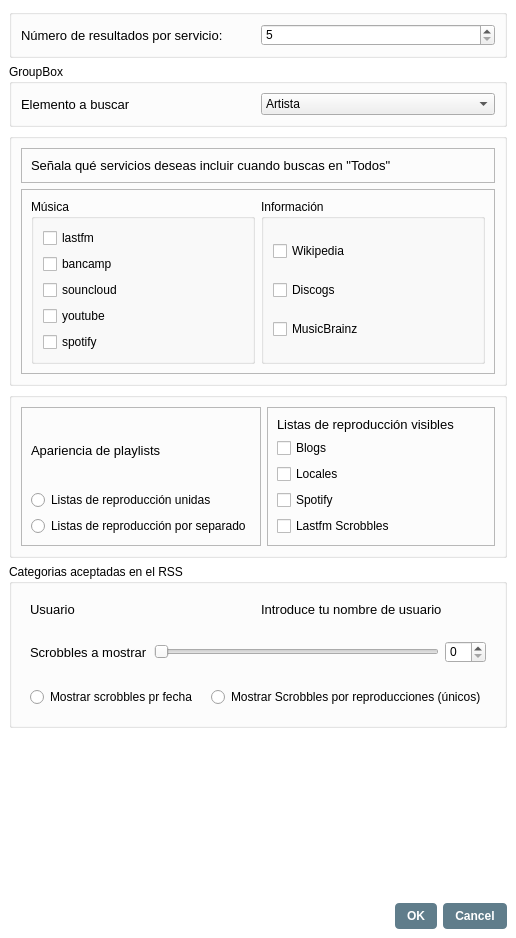
Before: the Qt Designer form ui/url_playlist_advanced_settings_dialog.ui in volteret4/mfuz, drawn with Qt 5.
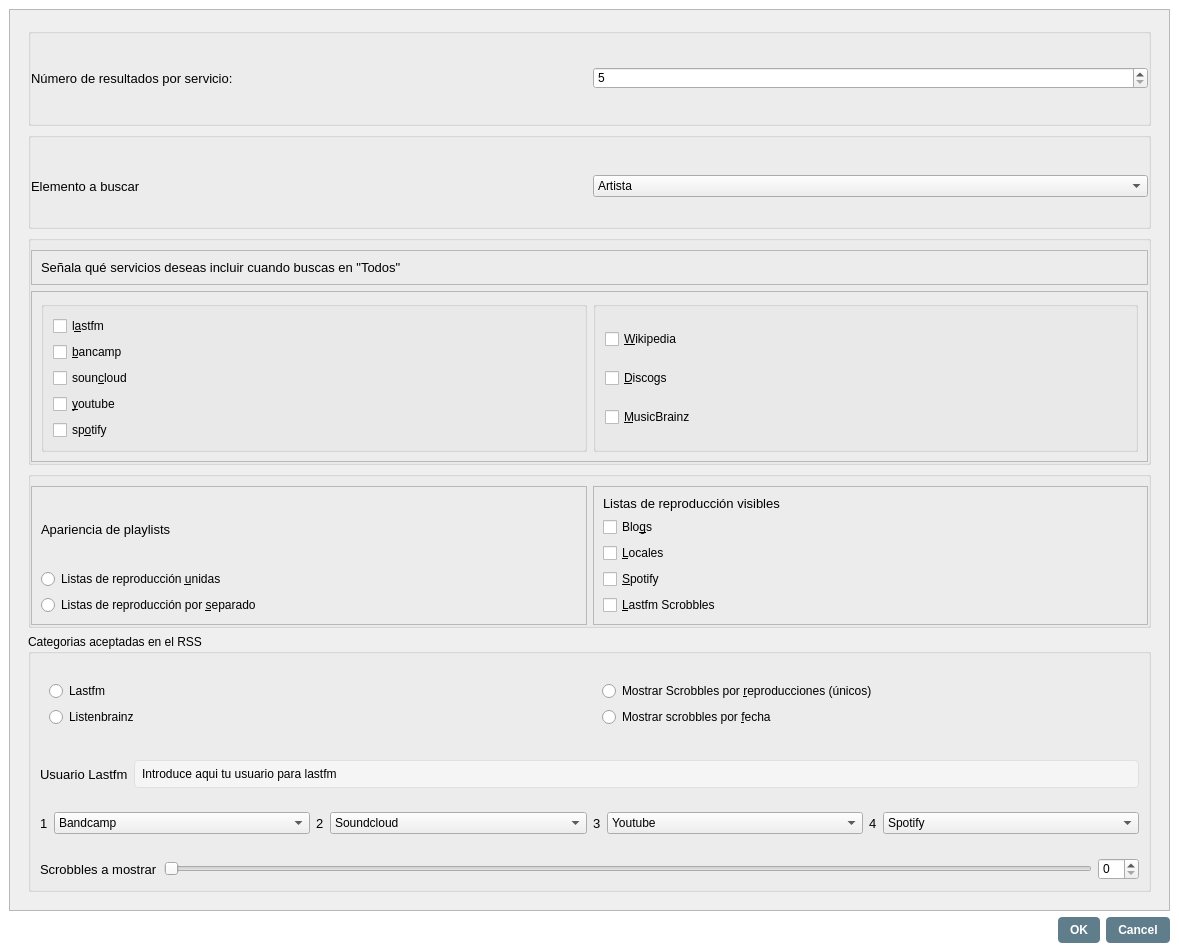
After: the same form once the commit is applied. Icons and pictures are not drawn.

Commit message: url_playlist, añadiendo info de scrobbles en base de datos

```diff
--- a/ui/url_playlist_advanced_settings_dialog.ui
+++ b/ui/url_playlist_advanced_settings_dialog.ui
@@ -6,8 +6,8 @@
    <rect>
     <x>0</x>
     <y>0</y>
-    <width>516</width>
-    <height>938</height>
+    <width>1179</width>
+    <height>952</height>
    </rect>
   </property>
   <property name="minimumSize">
@@ -109,11 +109,41 @@
      </property>
      <layout class="QVBoxLayout" name="verticalLayout_2">
       <item>
+       <widget class="QScrollArea" name="scrollArea">
+        <property name="widgetResizable">
+         <bool>true</bool>
+        </property>
+        <widget class="QWidget" name="scrollAreaWidgetContents">
+         <property name="geometry">
+          <rect>
+           <x>0</x>
+           <y>0</y>
+           <width>1159</width>
+           <height>897</height>
+          </rect>
+         </property>
+         <layout class="QVBoxLayout" name="verticalLayout">
+          <item>
+           <widget class="QWidget" name="widget_4" native="true">
+            <layout class="QVBoxLayout" name="verticalLayout_11">
+             <item>
        <widget class="QGroupBox" name="num_servicios">
         <property name="title">
          <string/>
         </property>
         <layout class="QHBoxLayout" name="horizontalLayout">
+                <property name="leftMargin">
+                 <number>0</number>
+                </property>
+                <property name="topMargin">
+                 <number>0</number>
+                </property>
+                <property name="rightMargin">
+                 <number>0</number>
+                </property>
+                <property name="bottomMargin">
+                 <number>0</number>
+                </property>
          <item>
           <widget class="QLabel" name="num_servicios_label">
            <property name="text">
@@ -137,9 +167,18 @@
       <item>
        <widget class="QGroupBox" name="tipo_group">
         <property name="title">
-         <string>GroupBox</string>
+                <string/>
         </property>
         <layout class="QHBoxLayout" name="horizontalLayout_2">
+                <property name="leftMargin">
+                 <number>0</number>
+                </property>
+                <property name="rightMargin">
+                 <number>0</number>
+                </property>
+                <property name="bottomMargin">
+                 <number>0</number>
+                </property>
          <item>
           <widget class="QLabel" name="label">
            <property name="text">
@@ -180,6 +219,15 @@
          <string/>
         </property>
         <layout class="QVBoxLayout" name="verticalLayout_5">
+                <property name="leftMargin">
+                 <number>0</number>
+                </property>
+                <property name="rightMargin">
+                 <number>0</number>
+                </property>
+                <property name="bottomMargin">
+                 <number>0</number>
+                </property>
          <item>
           <widget class="QFrame" name="frame_3">
            <property name="frameShape">
@@ -211,13 +259,13 @@
             <item>
              <widget class="QGroupBox" name="servicios_musica">
               <property name="title">
-               <string>Música</string>
+                      <string/>
               </property>
               <layout class="QVBoxLayout" name="verticalLayout_6">
                <item>
                 <widget class="QCheckBox" name="lastfm_check">
                  <property name="text">
-                  <string>lastfm</string>
+                         <string>l&amp;astfm</string>
                  </property>
                  <property name="icon">
                   <iconset resource="../images.qrc">
@@ -228,7 +276,7 @@
                <item>
                 <widget class="QCheckBox" name="bandcamp_check">
                  <property name="text">
-                  <string>bancamp</string>
+                         <string>&amp;bancamp</string>
                  </property>
                  <property name="icon">
                   <iconset resource="../images.qrc">
@@ -245,7 +293,7 @@
                   </sizepolicy>
                  </property>
                  <property name="text">
-                  <string>souncloud</string>
+                         <string>soun&amp;cloud</string>
                  </property>
                  <property name="icon">
                   <iconset resource="../images.qrc">
@@ -256,7 +304,7 @@
                <item>
                 <widget class="QCheckBox" name="youtube_check">
                  <property name="text">
-                  <string>youtube</string>
+                         <string>&amp;youtube</string>
                  </property>
                  <property name="icon">
                   <iconset resource="../images.qrc">
@@ -267,7 +315,7 @@
                <item>
                 <widget class="QCheckBox" name="spotify_check">
                  <property name="text">
-                  <string>spotify</string>
+                         <string>sp&amp;otify</string>
                  </property>
                  <property name="icon">
                   <iconset resource="../images.qrc">
@@ -287,13 +335,13 @@
                </sizepolicy>
               </property>
               <property name="title">
-               <string>Información</string>
+                      <string/>
               </property>
               <layout class="QVBoxLayout" name="verticalLayout_3">
                <item>
                 <widget class="QCheckBox" name="wikipedia_check">
                  <property name="text">
-                  <string>Wikipedia</string>
+                         <string>&amp;Wikipedia</string>
                  </property>
                  <property name="icon">
                   <iconset resource="../images.qrc">
@@ -304,7 +352,7 @@
                <item>
                 <widget class="QCheckBox" name="discogs_check">
                  <property name="text">
-                  <string>Discogs</string>
+                         <string>&amp;Discogs</string>
                  </property>
                  <property name="icon">
                   <iconset resource="../images.qrc">
@@ -315,7 +363,7 @@
                <item>
                 <widget class="QCheckBox" name="checkBox">
                  <property name="text">
-                  <string>MusicBrainz</string>
+                         <string>&amp;MusicBrainz</string>
                  </property>
                  <property name="icon">
                   <iconset resource="../images.qrc">
@@ -338,6 +386,15 @@
          <string/>
         </property>
         <layout class="QHBoxLayout" name="horizontalLayout_5">
+                <property name="leftMargin">
+                 <number>0</number>
+                </property>
+                <property name="rightMargin">
+                 <number>0</number>
+                </property>
+                <property name="bottomMargin">
+                 <number>0</number>
+                </property>
          <item>
           <widget class="QFrame" name="radio_buttons">
            <property name="frameShape">
@@ -357,14 +414,14 @@
             <item>
              <widget class="QRadioButton" name="pl_unidas">
               <property name="text">
-               <string>Listas de reproducción unidas</string>
+                      <string>Listas de reproducción &amp;unidas</string>
               </property>
              </widget>
             </item>
             <item>
              <widget class="QRadioButton" name="pl_separadas">
               <property name="text">
-               <string>Listas de reproducción por separado</string>
+                      <string>Listas de reproducción por &amp;separado</string>
               </property>
              </widget>
             </item>
@@ -390,28 +447,44 @@
             <item>
              <widget class="QCheckBox" name="blogs_checkbox">
               <property name="text">
-               <string>Blogs</string>
+                      <string>Blo&amp;gs</string>
+                     </property>
+                     <property name="icon">
+                      <iconset resource="../images.qrc">
+                       <normaloff>:/services/rss</normaloff>:/services/rss</iconset>
               </property>
              </widget>
             </item>
             <item>
              <widget class="QCheckBox" name="locale_checkbox">
               <property name="text">
-               <string>Locales</string>
+                      <string>&amp;Locales</string>
+                     </property>
+                     <property name="icon">
+                      <iconset resource="../images.qrc">
+                       <normaloff>:/services/plslove</normaloff>:/services/plslove</iconset>
               </property>
              </widget>
             </item>
             <item>
              <widget class="QCheckBox" name="sp_checkbox">
               <property name="text">
-               <string>Spotify</string>
+                      <string>&amp;Spotify</string>
+                     </property>
+                     <property name="icon">
+                      <iconset resource="../images.qrc">
+                       <normaloff>:/services/spotify</normaloff>:/services/spotify</iconset>
               </property>
              </widget>
             </item>
             <item>
              <widget class="QCheckBox" name="lastfm_checkbox">
               <property name="text">
-               <string>Lastfm Scrobbles</string>
+                      <string>&amp;Lastfm Scrobbles</string>
+                     </property>
+                     <property name="icon">
+                      <iconset resource="../images.qrc">
+                       <normaloff>:/services/lastfm</normaloff>:/services/lastfm</iconset>
               </property>
              </widget>
             </item>
@@ -427,24 +500,311 @@
          <string>Categorias aceptadas en el RSS</string>
         </property>
         <layout class="QVBoxLayout" name="verticalLayout_4">
+                <property name="leftMargin">
+                 <number>0</number>
+                </property>
+                <property name="rightMargin">
+                 <number>0</number>
+                </property>
+                <property name="bottomMargin">
+                 <number>0</number>
+                </property>
+                <item>
+                 <widget class="QWidget" name="widget" native="true">
+                  <layout class="QHBoxLayout" name="horizontalLayout_6">
+                   <item>
+                    <widget class="QWidget" name="agents" native="true">
+                     <layout class="QVBoxLayout" name="verticalLayout_9">
+                      <item>
+                       <widget class="QRadioButton" name="lastfm_agent">
+                        <property name="text">
+                         <string>Lastfm</string>
+                        </property>
+                        <property name="icon">
+                         <iconset resource="../images.qrc">
+                          <normaloff>:/services/lastfm</normaloff>:/services/lastfm</iconset>
+                        </property>
+                       </widget>
+                      </item>
+                      <item>
+                       <widget class="QRadioButton" name="listenbrainz_agent">
+                        <property name="text">
+                         <string>Listenbrainz</string>
+                        </property>
+                        <property name="icon">
+                         <iconset resource="../images.qrc">
+                          <normaloff>:/services/mb</normaloff>:/services/mb</iconset>
+                        </property>
+                       </widget>
+                      </item>
+                     </layout>
+                    </widget>
+                   </item>
+                   <item>
+                    <widget class="QWidget" name="mostrar_scrobbles" native="true">
+                     <layout class="QVBoxLayout" name="verticalLayout_10">
+                      <item>
+                       <widget class="QRadioButton" name="scrobbles_reproducciones">
+                        <property name="text">
+                         <string>Mostrar Scrobbles por &amp;reproducciones (únicos)</string>
+                        </property>
+                       </widget>
+                      </item>
+                      <item>
+                       <widget class="QRadioButton" name="scrobbles_fecha">
+                        <property name="text">
+                         <string>Mostrar scrobbles por &amp;fecha</string>
+                        </property>
+                       </widget>
+                      </item>
+                     </layout>
+                    </widget>
+                   </item>
+                  </layout>
+                 </widget>
+                </item>
          <item>
           <widget class="QWidget" name="usuario_widget" native="true">
            <layout class="QHBoxLayout" name="horizontalLayout_10">
             <item>
              <widget class="QLabel" name="usuario_label">
               <property name="text">
-               <string>Usuario</string>
+                      <string>Usuario Lastfm</string>
               </property>
              </widget>
             </item>
             <item>
-             <widget class="QLabel" name="entrada_usuario">
+                    <widget class="QLineEdit" name="entrada_usuario">
               <property name="text">
-               <string>Introduce tu nombre de usuario</string>
-              </property>
-              <property name="textInteractionFlags">
-               <set>Qt::TextInteractionFlag::LinksAccessibleByMouse|Qt::TextInteractionFlag::TextEditable</set>
-              </property>
+                      <string>Introduce aqui tu usuario para lastfm</string>
+                     </property>
+                    </widget>
+                   </item>
+                  </layout>
+                 </widget>
+                </item>
+                <item>
+                 <widget class="QWidget" name="widget_3" native="true">
+                  <layout class="QHBoxLayout" name="horizontalLayout_8">
+                   <item>
+                    <widget class="QLabel" name="prim_label">
+                     <property name="sizePolicy">
+                      <sizepolicy hsizetype="Fixed" vsizetype="Preferred">
+                       <horstretch>0</horstretch>
+                       <verstretch>0</verstretch>
+                      </sizepolicy>
+                     </property>
+                     <property name="text">
+                      <string>1</string>
+                     </property>
+                    </widget>
+                   </item>
+                   <item>
+                    <widget class="QComboBox" name="combobox_1">
+                     <item>
+                      <property name="text">
+                       <string>Bandcamp</string>
+                      </property>
+                      <property name="icon">
+                       <iconset resource="../images.qrc">
+                        <normaloff>:/services/bandcamp</normaloff>:/services/bandcamp</iconset>
+                      </property>
+                     </item>
+                     <item>
+                      <property name="text">
+                       <string>Soundcloud</string>
+                      </property>
+                      <property name="icon">
+                       <iconset resource="../images.qrc">
+                        <normaloff>:/services/soundcloud</normaloff>:/services/soundcloud</iconset>
+                      </property>
+                     </item>
+                     <item>
+                      <property name="text">
+                       <string>Spotify</string>
+                      </property>
+                      <property name="icon">
+                       <iconset resource="../images.qrc">
+                        <normaloff>:/services/spotify</normaloff>:/services/spotify</iconset>
+                      </property>
+                     </item>
+                     <item>
+                      <property name="text">
+                       <string>Youtube</string>
+                      </property>
+                      <property name="icon">
+                       <iconset resource="../images.qrc">
+                        <normaloff>:/services/youtube</normaloff>:/services/youtube</iconset>
+                      </property>
+                     </item>
+                    </widget>
+                   </item>
+                   <item>
+                    <widget class="QLabel" name="seg_label">
+                     <property name="sizePolicy">
+                      <sizepolicy hsizetype="Fixed" vsizetype="Preferred">
+                       <horstretch>0</horstretch>
+                       <verstretch>0</verstretch>
+                      </sizepolicy>
+                     </property>
+                     <property name="text">
+                      <string>2</string>
+                     </property>
+                    </widget>
+                   </item>
+                   <item>
+                    <widget class="QComboBox" name="comboBox_2">
+                     <property name="currentIndex">
+                      <number>1</number>
+                     </property>
+                     <item>
+                      <property name="text">
+                       <string>Bandcamp</string>
+                      </property>
+                      <property name="icon">
+                       <iconset resource="../images.qrc">
+                        <normaloff>:/services/bandcamp</normaloff>:/services/bandcamp</iconset>
+                      </property>
+                     </item>
+                     <item>
+                      <property name="text">
+                       <string>Soundcloud</string>
+                      </property>
+                      <property name="icon">
+                       <iconset resource="../images.qrc">
+                        <normaloff>:/services/soundcloud</normaloff>:/services/soundcloud</iconset>
+                      </property>
+                     </item>
+                     <item>
+                      <property name="text">
+                       <string>Spotify</string>
+                      </property>
+                      <property name="icon">
+                       <iconset resource="../images.qrc">
+                        <normaloff>:/services/spotify</normaloff>:/services/spotify</iconset>
+                      </property>
+                     </item>
+                     <item>
+                      <property name="text">
+                       <string>Youtube</string>
+                      </property>
+                      <property name="icon">
+                       <iconset resource="../images.qrc">
+                        <normaloff>:/services/youtube</normaloff>:/services/youtube</iconset>
+                      </property>
+                     </item>
+                    </widget>
+                   </item>
+                   <item>
+                    <widget class="QLabel" name="terc_label">
+                     <property name="sizePolicy">
+                      <sizepolicy hsizetype="Fixed" vsizetype="Preferred">
+                       <horstretch>0</horstretch>
+                       <verstretch>0</verstretch>
+                      </sizepolicy>
+                     </property>
+                     <property name="text">
+                      <string>3</string>
+                     </property>
+                    </widget>
+                   </item>
+                   <item>
+                    <widget class="QComboBox" name="comboBox_3">
+                     <property name="currentIndex">
+                      <number>3</number>
+                     </property>
+                     <item>
+                      <property name="text">
+                       <string>Bandcamp</string>
+                      </property>
+                      <property name="icon">
+                       <iconset resource="../images.qrc">
+                        <normaloff>:/services/bandcamp</normaloff>:/services/bandcamp</iconset>
+                      </property>
+                     </item>
+                     <item>
+                      <property name="text">
+                       <string>Soundcloud</string>
+                      </property>
+                      <property name="icon">
+                       <iconset resource="../images.qrc">
+                        <normaloff>:/services/soundcloud</normaloff>:/services/soundcloud</iconset>
+                      </property>
+                     </item>
+                     <item>
+                      <property name="text">
+                       <string>Spotify</string>
+                      </property>
+                      <property name="icon">
+                       <iconset resource="../images.qrc">
+                        <normaloff>:/services/spotify</normaloff>:/services/spotify</iconset>
+                      </property>
+                     </item>
+                     <item>
+                      <property name="text">
+                       <string>Youtube</string>
+                      </property>
+                      <property name="icon">
+                       <iconset resource="../images.qrc">
+                        <normaloff>:/services/youtube</normaloff>:/services/youtube</iconset>
+                      </property>
+                     </item>
+                    </widget>
+                   </item>
+                   <item>
+                    <widget class="QLabel" name="cuar_label">
+                     <property name="sizePolicy">
+                      <sizepolicy hsizetype="Fixed" vsizetype="Preferred">
+                       <horstretch>0</horstretch>
+                       <verstretch>0</verstretch>
+                      </sizepolicy>
+                     </property>
+                     <property name="text">
+                      <string>4</string>
+                     </property>
+                    </widget>
+                   </item>
+                   <item>
+                    <widget class="QComboBox" name="comboBox_4">
+                     <property name="currentIndex">
+                      <number>2</number>
+                     </property>
+                     <item>
+                      <property name="text">
+                       <string>Bandcamp</string>
+                      </property>
+                      <property name="icon">
+                       <iconset resource="../images.qrc">
+                        <normaloff>:/services/bandcamp</normaloff>:/services/bandcamp</iconset>
+                      </property>
+                     </item>
+                     <item>
+                      <property name="text">
+                       <string>Soundcloud</string>
+                      </property>
+                      <property name="icon">
+                       <iconset resource="../images.qrc">
+                        <normaloff>:/services/soundcloud</normaloff>:/services/soundcloud</iconset>
+                      </property>
+                     </item>
+                     <item>
+                      <property name="text">
+                       <string>Spotify</string>
+                      </property>
+                      <property name="icon">
+                       <iconset resource="../images.qrc">
+                        <normaloff>:/services/spotify</normaloff>:/services/spotify</iconset>
+                      </property>
+                     </item>
+                     <item>
+                      <property name="text">
+                       <string>Youtube</string>
+                      </property>
+                      <property name="icon">
+                       <iconset resource="../images.qrc">
+                        <normaloff>:/services/youtube</normaloff>:/services/youtube</iconset>
+                      </property>
+                     </item>
              </widget>
             </item>
            </layout>
@@ -485,41 +845,15 @@
            </layout>
           </widget>
          </item>
-         <item>
-          <widget class="QWidget" name="mostrar_scrobbles" native="true">
-           <layout class="QHBoxLayout" name="horizontalLayout_8">
-            <item>
-             <widget class="QRadioButton" name="scrobbles_fecha">
-              <property name="text">
-               <string>Mostrar scrobbles pr fecha</string>
-              </property>
-             </widget>
-            </item>
-            <item>
-             <widget class="QRadioButton" name="scrobbles_reproducciones">
-              <property name="text">
-               <string>Mostrar Scrobbles por reproducciones (únicos)</string>
-              </property>
-             </widget>
-            </item>
+               </layout>
+              </widget>
+             </item>
            </layout>
           </widget>
          </item>
         </layout>
        </widget>
-      </item>
-      <item>
-       <spacer name="verticalSpacer">
-        <property name="orientation">
-         <enum>Qt::Orientation::Vertical</enum>
-        </property>
-        <property name="sizeHint" stdset="0">
-         <size>
-          <width>20</width>
-          <height>122</height>
-         </size>
-        </property>
-       </spacer>
+       </widget>
       </item>
       <item>
        <widget class="QDialogButtonBox" name="adv_sett_buttonBox">
```
Left out of the diff: 2 changed lines with no effect on the pictures. Lines whose indentation alone changed are shown as unchanged. The commit also changes 3 other files.
